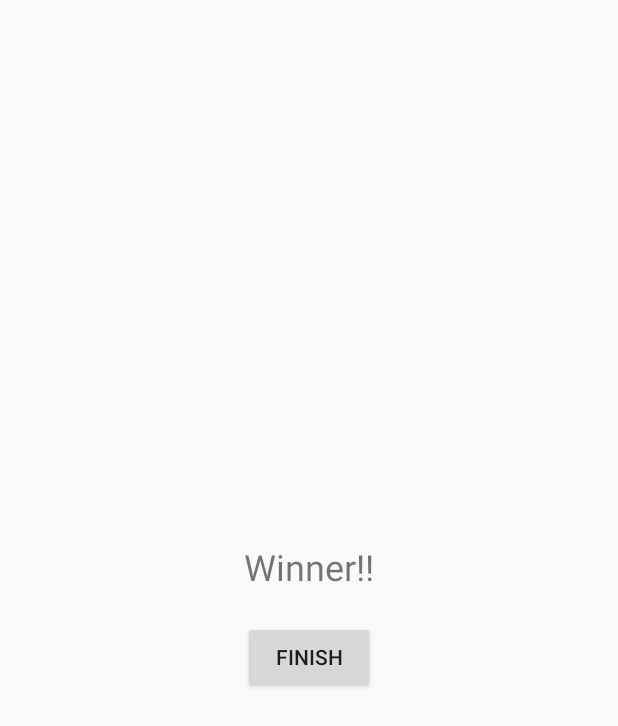
After one commit to drewkapnick5/Chess-Local, an Android app: the layout activity_win.xml on its own in the app's theme, with its tools: preview values and no code run, on a phone screen of 412 x 824 dp. The commit adds this screen. Shown: the top 726 px of the screen. Run offline under Robolectric (Android 15) with nearby library versions, the phone set to English and light mode, and no system bars.

Commit message:
Add Win Activity

```diff
--- a/app/src/main/AndroidManifest.xml
+++ b/app/src/main/AndroidManifest.xml
@@ -9,8 +9,11 @@
         android:roundIcon="@mipmap/ic_launcher_round"
         android:supportsRtl="true"
         android:theme="@style/AppTheme">
+        <activity android:name=".WinActivity"></activity>
         <activity android:name=".ChessActivity" />
-        <activity android:name=".MainActivity">
+        <activity
+            android:name=".MainActivity"
+            android:launchMode="singleTop">
             <intent-filter>
                 <action android:name="android.intent.action.MAIN" />
 
--- /dev/null
+++ b/app/src/main/res/layout/activity_win.xml
@@ -0,0 +1,42 @@
+<?xml version="1.0" encoding="utf-8"?>
+<LinearLayout xmlns:android="http://schemas.android.com/apk/res/android"
+    xmlns:app="http://schemas.android.com/apk/res-auto"
+    xmlns:tools="http://schemas.android.com/tools"
+    android:id="@+id/linear"
+    android:layout_width="match_parent"
+    android:layout_height="match_parent"
+    android:orientation="vertical"
+    tools:context=".WinActivity">
+
+    <FrameLayout
+        android:id="@+id/frame1"
+        android:layout_width="match_parent"
+        android:layout_height="wrap_content"
+        android:layout_weight="1">
+
+        <TextView
+            android:id="@+id/winner"
+            android:layout_width="wrap_content"
+            android:layout_height="wrap_content"
+            android:layout_gravity="bottom|center"
+            android:gravity="center_horizontal"
+            android:text="@string/winner"
+            android:textSize="24sp" />
+    </FrameLayout>
+
+    <FrameLayout
+        android:id="@+id/frame2"
+        android:layout_width="match_parent"
+        android:layout_height="wrap_content"
+        android:layout_weight="1">
+
+        <Button
+            android:id="@+id/finishButton"
+            android:layout_width="wrap_content"
+            android:layout_height="wrap_content"
+            android:layout_gravity="center|top"
+            android:layout_marginTop="20dp"
+            android:onClick="onFinish"
+            android:text="@string/finish" />
+    </FrameLayout>
+</LinearLayout>
--- a/app/src/main/res/values/strings.xml
+++ b/app/src/main/res/values/strings.xml
@@ -8,4 +8,6 @@
     <string name="cancel">Cancel</string>
     <string name="done">Done</string>
     <string name="resign">Resign</string>
+    <string name="finish">Finish</string>
+    <string name="winner">Winner!!</string>
 </resources>
```
Also changed, not shown: app/src/main/java/edu/msu/kapnick1/project1/ChessActivity.java (+11 -3 lines), app/src/main/java/edu/msu/kapnick1/project1/ChessBoard.java (+19 -2 lines), app/src/main/java/edu/msu/kapnick1/project1/ChessView.java (+9 -3 lines), app/src/main/java/edu/msu/kapnick1/project1/WinActivity.java (added, +32 -0 lines).
